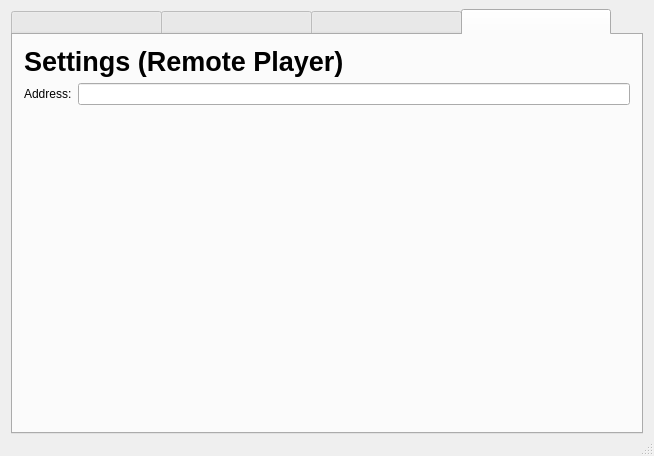
Oyuret/liveGUIMobile, file sources/ui/mainwindow.ui: the form before one commit.
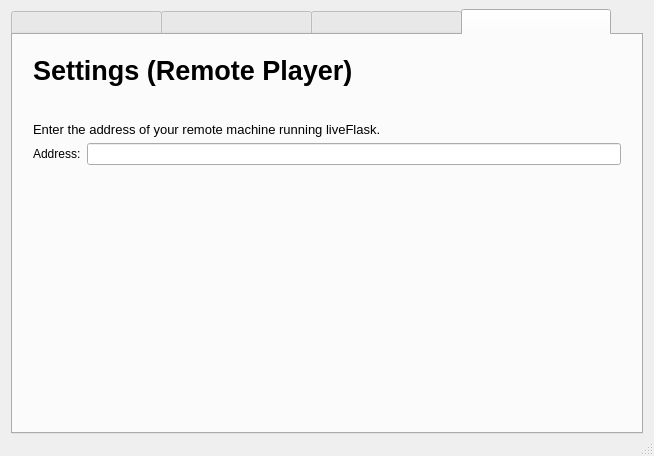
The form after the commit. The open tabs and pages were chosen to show the change. Icons and pictures are not drawn. Custom widgets are drawn as their Qt base class.

Commit message: Pretified the settings tab

The edit to the form file:
```diff
--- a/sources/ui/mainwindow.ui
+++ b/sources/ui/mainwindow.ui
@@ -140,6 +140,20 @@
        </attribute>
        <layout class="QVBoxLayout" name="verticalLayout_2">
         <item>
+         <layout class="QVBoxLayout" name="verticalLayout_6">
+          <property name="leftMargin">
+           <number>9</number>
+          </property>
+          <property name="topMargin">
+           <number>9</number>
+          </property>
+          <property name="rightMargin">
+           <number>9</number>
+          </property>
+          <property name="bottomMargin">
+           <number>9</number>
+          </property>
+          <item>
          <layout class="QVBoxLayout" name="verticalLayout_3">
           <item>
            <widget class="QLabel" name="label">
@@ -157,6 +171,34 @@
           </item>
          </layout>
         </item>
+          <item>
+           <spacer name="verticalSpacer">
+            <property name="orientation">
+             <enum>Qt::Vertical</enum>
+            </property>
+            <property name="sizeType">
+             <enum>QSizePolicy::Fixed</enum>
+            </property>
+            <property name="sizeHint" stdset="0">
+             <size>
+              <width>20</width>
+              <height>30</height>
+             </size>
+            </property>
+           </spacer>
+          </item>
+          <item>
+           <widget class="QLabel" name="label_3">
+            <property name="font">
+             <font>
+              <pointsize>10</pointsize>
+             </font>
+            </property>
+            <property name="text">
+             <string>Enter the address of your remote machine running liveFlask.</string>
+            </property>
+           </widget>
+          </item>
         <item>
          <layout class="QHBoxLayout" name="horizontalLayout_2">
           <item>
@@ -172,7 +214,7 @@
          </layout>
         </item>
         <item>
-         <spacer name="verticalSpacer">
+           <spacer name="verticalSpacer_2">
           <property name="orientation">
            <enum>Qt::Vertical</enum>
           </property>
@@ -183,6 +225,8 @@
            </size>
           </property>
          </spacer>
+          </item>
+         </layout>
         </item>
        </layout>
       </widget>
```
Left out of the diff: 2 changed lines with no effect on the pictures. Lines whose indentation alone changed are shown as unchanged.
